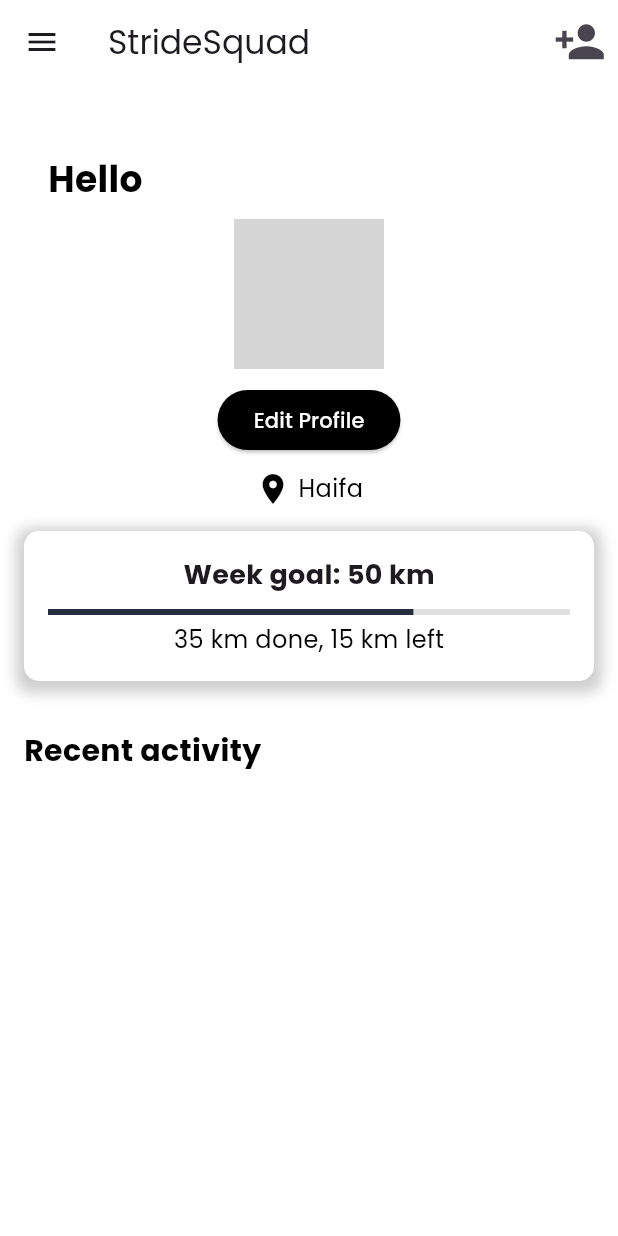
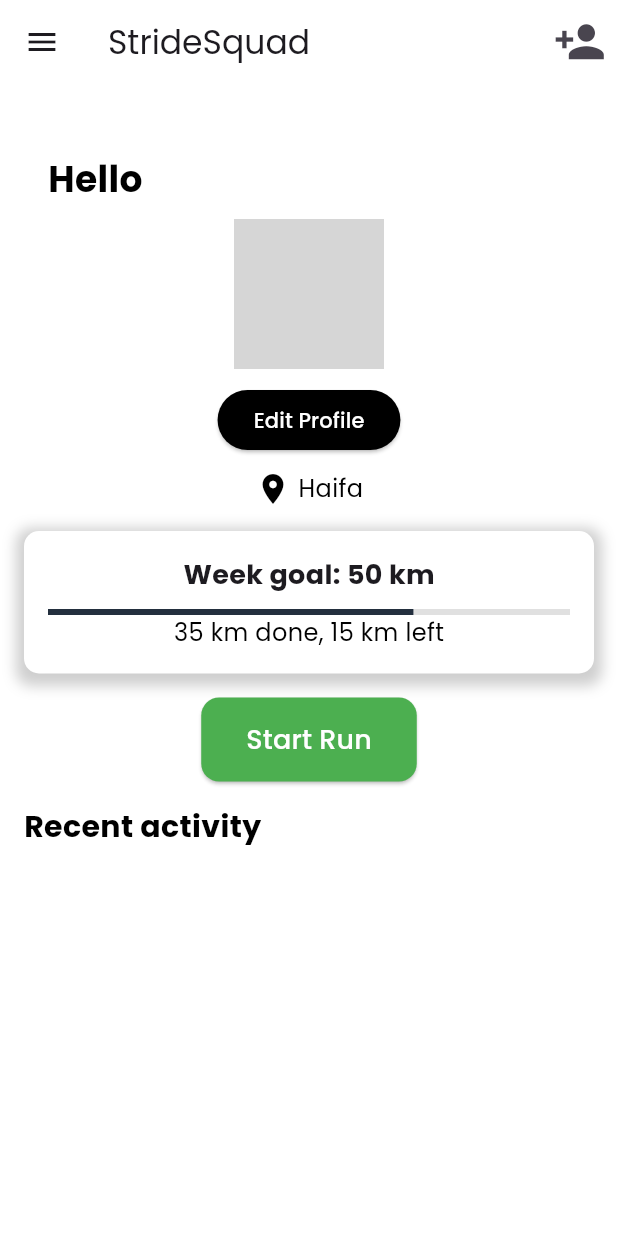
Before and after one commit to moa98/Stride_squad, a Flutter app: the HomePage screen opened directly with empty values, on a phone screen of 412 x 824 dp. Run offline on Flutter 3.47's test engine with Material 3 defaults, Android fonts, the phone set to English and light mode, and no system bars; our stand-ins replace cloud_firestore, firebase_auth, firebase_core, firebase_storage, google_fonts, image_picker and 1 more; missing offline and left inert: animated_weight_picker; accounts and stored records are empty; grey boxes are pictures that could not be loaded.

Commit message:
Start Run button

```diff
--- a/lib/HomePage.dart
+++ b/lib/HomePage.dart
@@ -8,7 +8,7 @@
 class HomePage extends StatefulWidget {
   final String userName; // Accept the user's name
 
-  const HomePage({Key? key, required this.userName}) : super(key: key);
+  const HomePage({super.key, required this.userName});
 
   @override
   _HomePageState createState() => _HomePageState();
@@ -67,7 +67,7 @@
     return Scaffold(
       appBar: AppBar(
         title: const Text('StrideSquad'),
-        backgroundColor: Color.fromARGB(255, 255, 255, 255),
+        backgroundColor: const Color.fromARGB(255, 255, 255, 255),
         actions: <Widget>[
           IconButton(
             icon: const Icon(Icons.person_add),
@@ -154,7 +154,6 @@
                         backgroundColor: Colors.grey[300],
                         color: const Color.fromRGBO(35, 47, 62, 1),
                       ),
-                      const SizedBox(height: 5),
                       const Text(
                         "35 km done, 15 km left",
                         style: TextStyle(
@@ -163,6 +162,28 @@
                         ),
                       ),
                     ],
+                  ),
+                ),
+                ElevatedButton(
+                  onPressed: () {
+                    Navigator.push(
+                      context,
+                      MaterialPageRoute(
+                          builder: (context) =>
+                              DifficultyLevelScreen()), // This should refer to the widget, not a method
+                    );
+                  },
+                  style: ElevatedButton.styleFrom(
+                    foregroundColor: Colors.white,
+                    backgroundColor: Colors.green,
+                    shape: RoundedRectangleBorder(
+                      borderRadius: BorderRadius.circular(12.0),
+                    ),
+                    padding: EdgeInsets.symmetric(horizontal: 30, vertical: 15),
+                  ),
+                  child: Text(
+                    'Start Run',
+                    style: TextStyle(fontSize: 18),
                   ),
                 ),
                 const Padding(
@@ -220,7 +241,7 @@
                       },
                     ),
                   );
-                }).toList(),
+                }),
               ],
             ),
           ),
@@ -274,9 +295,9 @@
                       child: const Text('Edit Profile'),
                     ),
                     const SizedBox(height: 10),
-                    Row(
+                    const Row(
                       mainAxisAlignment: MainAxisAlignment.center,
-                      children: const [
+                      children: [
                         Icon(Icons.location_on, color: Colors.black),
                         SizedBox(width: 5),
                         Text(
@@ -302,13 +323,6 @@
     // Code for adding a friend goes here
   }
 
-  void _navigateToDifficultyLevelScreen(BuildContext context) {
-    Navigator.push(
-      context,
-      MaterialPageRoute(builder: (context) => DifficultyLevelScreen()),
-    );
-  }
-
   void _navigateToPathInformation(BuildContext context, Track selectedTrack) {
     Navigator.push(
       context,
```
